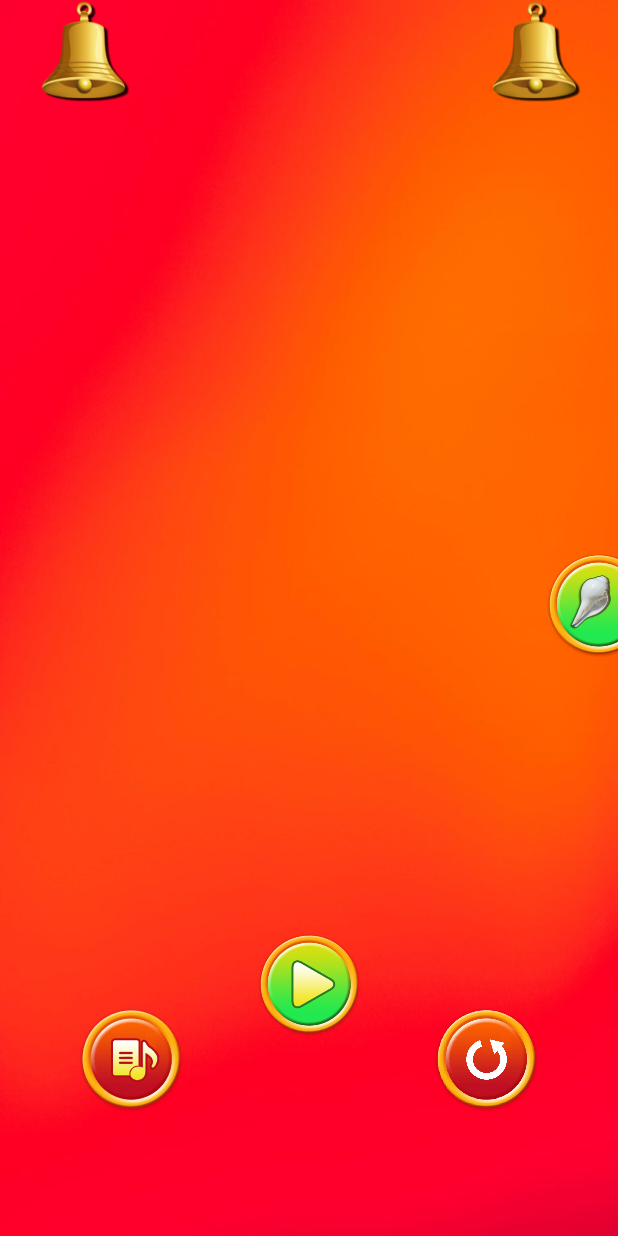
After one commit to hashtag-it-consultancy/Aarti_Sangrah, an Android app: the layout activity_song.xml on its own in the app's theme, with its tools: preview values and no code run, on a phone screen of 412 x 824 dp. The commit adds this screen. Run offline under Robolectric (Android 15) with nearby library versions, the light colour scheme and no system bars.

Commit message:
Song Activity, Button Animations, Bell Animations Done.

```diff
--- a/app/src/main/AndroidManifest.xml
+++ b/app/src/main/AndroidManifest.xml
@@ -1,7 +1,8 @@
 <?xml version="1.0" encoding="utf-8"?>
 <manifest xmlns:android="http://schemas.android.com/apk/res/android"
     package="com.example.aarti_sangrah">
-    <uses-permission android:name="android.permission.INTERNET"/>
+
+    <uses-permission android:name="android.permission.INTERNET" />
     <uses-permission android:name="android.permission.ACCESS_FINE_LOCATION" />
 
     <application
@@ -11,6 +12,7 @@
         android:roundIcon="@mipmap/ic_launcher_round"
         android:supportsRtl="true"
         android:theme="@style/Theme.AppCompat.DayNight">
+        <activity android:name=".SongActivity"></activity>
         <activity
             android:name=".MainActivity"
             android:exported="true">
--- /dev/null
+++ b/app/src/main/res/layout/activity_song.xml
@@ -0,0 +1,122 @@
+<?xml version="1.0" encoding="utf-8"?>
+<androidx.constraintlayout.widget.ConstraintLayout xmlns:android="http://schemas.android.com/apk/res/android"
+    xmlns:app="http://schemas.android.com/apk/res-auto"
+    xmlns:tools="http://schemas.android.com/tools"
+    android:layout_width="match_parent"
+    android:layout_height="match_parent"
+    tools:context=".SongActivity">
+
+    <ImageView
+        android:id="@+id/song_bg_imageView"
+        android:layout_width="match_parent"
+        android:layout_height="match_parent"
+        android:scaleType="fitXY"
+        app:layout_constraintBottom_toBottomOf="parent"
+        app:layout_constraintEnd_toEndOf="parent"
+        app:layout_constraintStart_toStartOf="parent"
+        app:layout_constraintTop_toTopOf="parent"
+        app:srcCompat="@drawable/bg_aarti_app" />
+
+    <de.hdodenhof.circleimageview.CircleImageView
+        android:id="@+id/song_lyrics_btn"
+        android:layout_width="70dp"
+        android:layout_height="70dp"
+        android:layout_marginStart="32dp"
+        android:src="@drawable/lyrics"
+        app:layout_constraintBottom_toTopOf="@+id/guideline13"
+        app:layout_constraintStart_toStartOf="@+id/guideline11"
+        android:onClick="lyricsPressed"/>
+
+    <de.hdodenhof.circleimageview.CircleImageView
+        android:id="@+id/song_play_btn"
+        android:layout_width="70dp"
+        android:layout_height="70dp"
+        android:layout_marginBottom="50dp"
+        android:src="@drawable/ic_play"
+        app:layout_constraintBottom_toTopOf="@+id/guideline13"
+        app:layout_constraintEnd_toStartOf="@+id/guideline12"
+        app:layout_constraintStart_toStartOf="@+id/guideline11"
+        android:onClick="play_btn"/>
+
+    <ImageView
+        android:id="@+id/song_bell_btn1"
+        android:src="@drawable/bell"
+        android:layout_width="70dp"
+        android:layout_height="70dp"
+        app:layout_constraintStart_toStartOf="@+id/guideline11"
+        app:layout_constraintTop_toTopOf="@+id/guideline16"
+        android:onClick="bellPressed1"/>
+
+    <ImageView
+        android:id="@+id/song_bell_btn2"
+        android:layout_width="70dp"
+        android:layout_height="70dp"
+        android:src="@drawable/bell"
+        app:layout_constraintEnd_toStartOf="@+id/guideline12"
+        app:layout_constraintTop_toTopOf="@+id/guideline16"
+        android:onClick="bellPressed2"/>
+
+    <ImageView
+        android:id="@+id/song_shankh_btn"
+        android:layout_width="70dp"
+        android:layout_height="70dp"
+        android:layout_marginEnd="-11dp"
+        android:src="@drawable/shankh"
+        app:layout_constraintBottom_toTopOf="@+id/guideline13"
+        app:layout_constraintEnd_toStartOf="@+id/guideline15"
+        app:layout_constraintTop_toTopOf="@+id/guideline14"
+        app:layout_constraintVertical_bias="0.52"
+        android:onClick="shankhPressed"/>
+
+    <de.hdodenhof.circleimageview.CircleImageView
+        android:id="@+id/song_replay_btn"
+        android:layout_width="70dp"
+        android:layout_height="70dp"
+        android:layout_marginEnd="32dp"
+        android:src="@drawable/count"
+        app:layout_constraintBottom_toTopOf="@+id/guideline13"
+        app:layout_constraintEnd_toStartOf="@+id/guideline12"
+        android:onClick="replayPressed"/>
+
+    <androidx.constraintlayout.widget.Guideline
+        android:id="@+id/guideline11"
+        android:layout_width="wrap_content"
+        android:layout_height="wrap_content"
+        android:orientation="vertical"
+        app:layout_constraintGuide_percent="0.05" />
+
+    <androidx.constraintlayout.widget.Guideline
+        android:id="@+id/guideline12"
+        android:layout_width="wrap_content"
+        android:layout_height="wrap_content"
+        android:orientation="vertical"
+        app:layout_constraintGuide_percent="0.95" />
+
+    <androidx.constraintlayout.widget.Guideline
+        android:id="@+id/guideline13"
+        android:layout_width="wrap_content"
+        android:layout_height="wrap_content"
+        android:orientation="horizontal"
+        app:layout_constraintGuide_percent="0.9" />
+
+    <androidx.constraintlayout.widget.Guideline
+        android:id="@+id/guideline14"
+        android:layout_width="wrap_content"
+        android:layout_height="wrap_content"
+        android:orientation="horizontal"
+        app:layout_constraintGuide_percent="0.05" />
+
+    <androidx.constraintlayout.widget.Guideline
+        android:id="@+id/guideline15"
+        android:layout_width="wrap_content"
+        android:layout_height="wrap_content"
+        android:orientation="vertical"
+        app:layout_constraintGuide_percent="1.0" />
+
+    <androidx.constraintlayout.widget.Guideline
+        android:id="@+id/guideline16"
+        android:layout_width="wrap_content"
+        android:layout_height="wrap_content"
+        android:orientation="horizontal"
+        app:layout_constraintGuide_percent="0.0" />
+</androidx.constraintlayout.widget.ConstraintLayout>
```
Also changed, not shown: app/src/main/java/com/example/aarti_sangrah/CustomAdapter.java (+22 -4 lines), app/src/main/java/com/example/aarti_sangrah/MainActivity.java (+3 -5 lines), app/src/main/java/com/example/aarti_sangrah/MyBounceInterpolator.java (added, +16 -0 lines), app/src/main/java/com/example/aarti_sangrah/SongActivity.java (added, +69 -0 lines), app/src/main/res/anim/bounce.xml (added, +21 -0 lines), app/src/main/res/anim/rotate_clockwise.xml (added, +9 -0 lines), app/src/main/res/drawable-v24/bell.png (added), app/src/main/res/drawable-v24/count.png (added), app/src/main/res/drawable-v24/ic_pause.png (added), app/src/main/res/drawable-v24/ic_play.png (added), app/src/main/res/drawable-v24/lyrics.png (added), app/src/main/res/drawable-v24/shankh.png (added).
